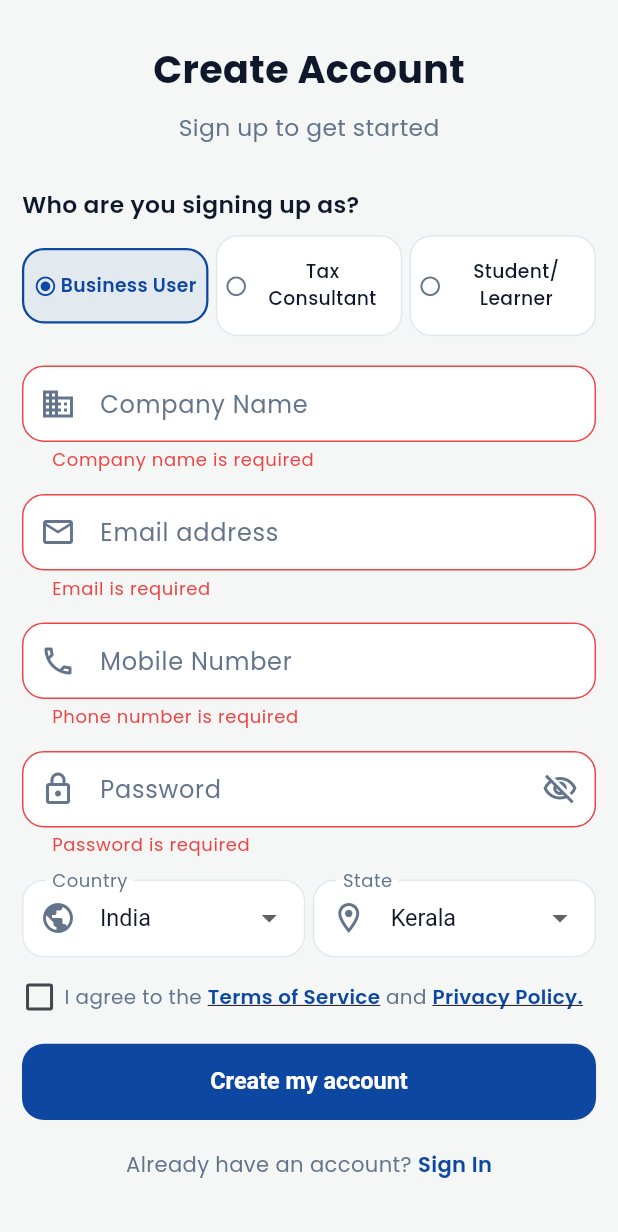
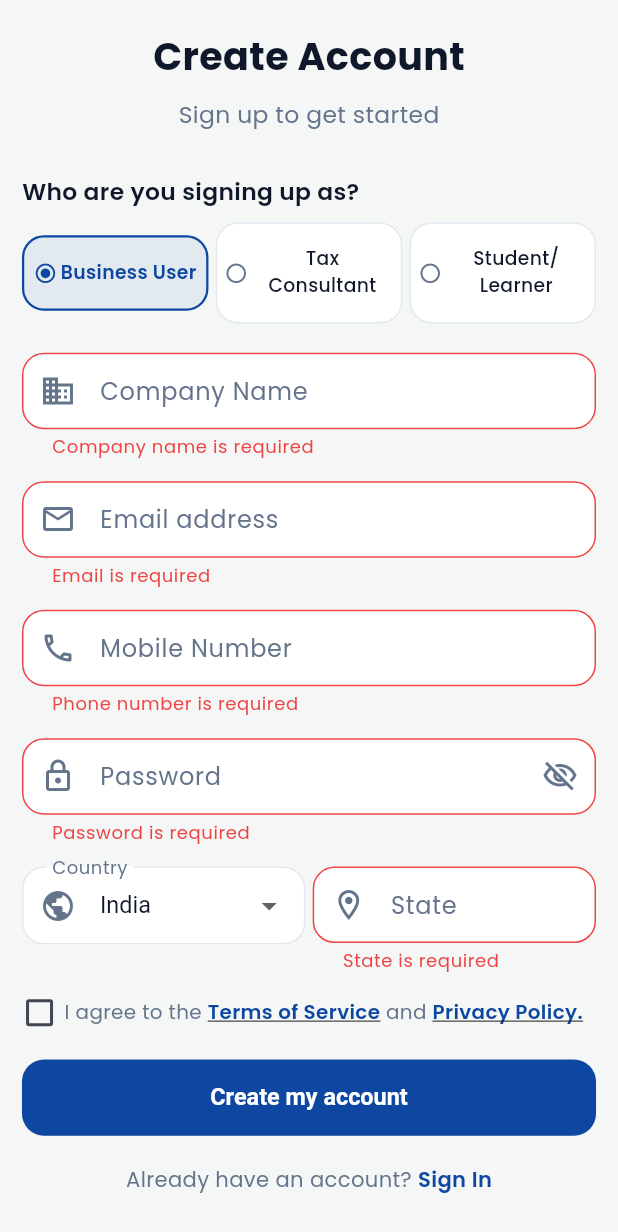
Before and after one commit to SirajulHQ/custom_books, a Flutter app: the SignupPage screen opened directly, after a tap on "Create my account", on a phone screen of 412 x 824 dp. Shown: the top 1232 px of the screen. Run offline on Flutter 3.47's test engine with Material 3 defaults, Android fonts, the phone set to English and light mode, and no system bars; our stand-ins replace file_picker, fl_chart, flutter_secure_storage, google_fonts, image_picker, shared_preferences and 2 more; accounts and stored records are empty; network calls fail.

Commit message:
feat(auth): dynamic state selection via API for all countries in signup flow

```diff
--- /dev/null
+++ b/lib/features/auth/controllers/states_controller.dart
@@ -0,0 +1,84 @@
+import 'package:custom_books/core/utils/app_logger.dart';
+import 'package:flutter/material.dart';
+
+import '../viewmodels/states_viewmodel.dart';
+
+/// Loads and holds the list of states for a selected country.
+///
+/// Countries the backend knows about return a list of states shown in a
+/// dropdown. Countries without a state list (`success: false`) fall back to
+/// free-form text entry, signalled by [supportsStates] being false.
+class StatesController extends ChangeNotifier {
+  final StatesViewModel _viewmodel = StatesViewModel();
+
+  bool _isLoading = false;
+  bool get isLoading => _isLoading;
+
+  List<String> _states = const [];
+  List<String> get states => _states;
+
+  /// The ISO-2 country code the current [states] belong to.
+  String? _loadedCountry;
+  String? get loadedCountry => _loadedCountry;
+
+  /// True once a lookup has completed and the backend returned a state list.
+  /// False means the country has no predefined states (use free-form entry).
+  bool _supportsStates = false;
+  bool get supportsStates => _supportsStates;
+
+  /// Human-readable reason the last lookup failed (null on success).
+  String? _errorMessage;
+  String? get errorMessage => _errorMessage;
+
+  /// Guards against a stale response overwriting a newer one when the user
+  /// switches countries quickly.
+  int _requestId = 0;
+
+  /// Fetches states for [country]. Skips the network call when the requested
+  /// country's states are already loaded.
+  Future<void> loadStates(String country) async {
+    final normalized = country.trim().toLowerCase();
+    if (_loadedCountry == normalized && (_states.isNotEmpty || _supportsStates)) {
+      return;
+    }
+
+    final int requestId = ++_requestId;
+    _isLoading = true;
+    _errorMessage = null;
+    notifyListeners();
+
+    final response = await _viewmodel.fetchStates(country: normalized);
+
+    // A newer request started while this one was in flight — discard it.
+    if (requestId != _requestId) return;
+
+    if (response == null) {
+      _states = const [];
+      _supportsStates = false;
+      _loadedCountry = normalized;
+      _errorMessage =
+          'Could not load states. Check your connection and try again.';
+      appLog('⚠️ States load failed (network)', name: 'StatesController');
+    } else if (response['success'] == true) {
+      final data = response['data'];
+      final rawStates = (data is Map) ? data['states'] : null;
+      _states = (rawStates is List)
+          ? rawStates.map((e) => e.toString()).toList()
+          : const [];
+      _supportsStates = _states.isNotEmpty;
+      _loadedCountry = normalized;
+    } else {
+      // e.g. "Unsupported country." — no predefined list, use free-form entry.
+      _states = const [];
+      _supportsStates = false;
+      _loadedCountry = normalized;
+      appLog(
+        'ℹ️ No state list for "$normalized": ${response['message']}',
+        name: 'StatesController',
+      );
+    }
+
+    _isLoading = false;
+    notifyListeners();
+  }
+}
--- /dev/null
+++ b/lib/features/auth/viewmodels/states_viewmodel.dart
@@ -0,0 +1,54 @@
+import 'dart:convert';
+
+import 'package:custom_books/core/secrets/api_secrets.dart';
+import 'package:custom_books/core/utils/app_logger.dart';
+import 'package:http/http.dart' as http;
+
+class StatesViewModel {
+  final String baseUrl = ApiSecrets.baseUrl;
+
+  /// Fetches the list of states for the given ISO-2 [country] code.
+  ///
+  /// The API responds with:
+  /// `{ "success": true, "message": "Success",
+  ///    "data": { "country": "US", "country_name": "...",
+  ///              "phone_country_code": "+1", "states": [...] } }`
+  /// on success, and `{ "success": false, "message": "Unsupported country." }`
+  /// for countries without a state list.
+  ///
+  /// Returns the parsed body regardless of status so the caller can read the
+  /// `success` flag and `data.states`. Returns null on a network/parse error.
+  Future<Map<String, dynamic>?> fetchStates({required String country}) async {
+    final url = Uri.parse(
+      '$baseUrl/api/accounts/states/',
+    ).replace(queryParameters: {'country': country});
+
+    try {
+      appLog('➡️ States request: $url', name: 'StatesViewModel');
+
+      final response = await http.get(
+        url,
+        headers: {'Content-Type': 'application/json'},
+      );
+
+      appLog(
+        '📦 States response (${response.statusCode}): ${response.body}',
+        name: 'StatesViewModel',
+      );
+
+      final Map<String, dynamic> resp = response.body.isNotEmpty
+          ? jsonDecode(response.body) as Map<String, dynamic>
+          : <String, dynamic>{};
+
+      return resp;
+    } catch (e, stackTrace) {
+      appLog(
+        '❌ States request error: $e',
+        name: 'StatesViewModel',
+        error: e,
+        stackTrace: stackTrace,
+      );
+      return null;
+    }
+  }
+}
--- a/lib/features/auth/views/signup_page.dart
+++ b/lib/features/auth/views/signup_page.dart
@@ -4,6 +4,7 @@ import 'package:custom_books/core/utils/dimensions.dart';
 import 'package:custom_books/core/utils/form_validators.dart';
 import 'package:custom_books/core/utils/toastification_helper.dart';
 import 'package:custom_books/features/auth/controllers/signup_controller.dart';
+import 'package:custom_books/features/auth/controllers/states_controller.dart';
 import 'package:custom_books/features/auth/views/login_page.dart';
 import 'package:flutter/material.dart';
 
@@ -62,57 +63,29 @@ class _SignupPageState extends State<SignupPage> {
       .phoneCode;
 
   // ─── state ───────────────────────────────────────────────────
-  // Only India has a defined state list; other countries use a free-form
-  // state entry instead of a dropdown.
-  static const List<String> _indiaStates = [
-    'Andhra Pradesh',
-    'Arunachal Pradesh',
-    'Assam',
-    'Bihar',
-    'Chhattisgarh',
-    'Goa',
-    'Gujarat',
-    'Haryana',
-    'Himachal Pradesh',
-    'Jharkhand',
-    'Karnataka',
-    'Kerala',
-    'Madhya Pradesh',
-    'Maharashtra',
-    'Manipur',
-    'Meghalaya',
-    'Mizoram',
-    'Nagaland',
-    'Odisha',
-    'Punjab',
-    'Rajasthan',
-    'Sikkim',
-    'Tamil Nadu',
-    'Telangana',
-    'Tripura',
-    'Uttar Pradesh',
-    'Uttarakhand',
-    'West Bengal',
-    'Andaman and Nicobar Islands',
-    'Chandigarh',
-    'Dadra and Nagar Haveli and Daman and Diu',
-    'Delhi',
-    'Jammu and Kashmir',
-    'Ladakh',
-    'Lakshadweep',
-    'Puducherry',
-  ];
-  String? _state = 'Kerala';
+  // States are fetched from the API for the selected country. Countries the
+  // backend has a list for show a dropdown; others fall back to free-form
+  // text entry.
+  final _statesController = StatesController();
+  String? _state;
   final _stateController = TextEditingController();
-
-  bool get _isIndia => _country == 'IN';
 
   bool _obscurePassword = true;
   bool _termsAccepted = false;
 
   @override
+  void initState() {
+    super.initState();
+    _statesController.addListener(_onStatesChanged);
+    // Load states for the initial country selection.
+    _statesController.loadStates(_country);
+  }
+
+  @override
   void dispose() {
     _signupController.dispose();
+    _statesController.removeListener(_onStatesChanged);
+    _statesController.dispose();
     _companyNameController.dispose();
     _emailController.dispose();
     _phoneController.dispose();
@@ -121,20 +94,32 @@ class _SignupPageState extends State<SignupPage> {
     super.dispose();
   }
 
-  /// Keeps country + state in sync. India uses the dropdown value; other
-  /// countries use the free-form text field.
-  String get _resolvedState =>
-      _isIndia ? (_state ?? '') : _stateController.text.trim();
+  /// Drops the selected state when it isn't part of the freshly-loaded list,
+  /// so a stale value can't be submitted for the wrong country.
+  void _onStatesChanged() {
+    if (!mounted) return;
+    setState(() {
+      if (_state != null && !_statesController.states.contains(_state)) {
+        _state = null;
+      }
+    });
+  }
+
+  /// Keeps country + state in sync. When the backend provides a state list we
+  /// use the dropdown value; otherwise we use the free-form text field.
+  String get _resolvedState => _statesController.supportsStates
+      ? (_state ?? '')
+      : _stateController.text.trim();
 
   void _onCountryChanged(String? code) {
     setState(() {
       _country = code ?? 'IN';
-      // Reset state when switching to/from India so a stale value can't be
-      // sent for the wrong country.
-      if (_isIndia) {
-        _state = _indiaStates.contains(_state) ? _state : null;
-      }
+      // Reset both inputs so a value from the previous country can't leak into
+      // the new one before its states load.
+      _state = null;
+      _stateController.clear();
     });
+    _statesController.loadStates(_country);
   }
 
   Future<void> _signup() async {
@@ -160,7 +145,7 @@ class _SignupPageState extends State<SignupPage> {
       '   Phone: $_phoneCountryCode ${_phoneController.text.trim()}',
       name: 'SignupPage',
     );
-    appLog('   Country: $_country, State: $_state', name: 'SignupPage');
+    appLog('   Country: $_country, State: $_resolvedState', name: 'SignupPage');
 
     final success = await _signupController.register(
       userType: _userType,
@@ -405,54 +390,13 @@ class _SignupPageState extends State<SignupPage> {
                       ),
                       SizedBox(width: Dimensions.width10),
                       Expanded(
-                        // India → dropdown of states; other countries →
-                        // free-form entry since no fixed state list applies.
-                        child: _isIndia
-                            ? DropdownButtonFormField<String>(
-                                initialValue: _state,
-                                isExpanded: true,
-                                style: TextStyle(
-                                  color: context.colors.textPrimary,
-                                  fontSize: Dimensions.font16,
-                                ),
-                                dropdownColor: context.colors.card,
-                                decoration: _inputDecoration(
-                                  context,
-                                  label: 'State',
-                                  icon: Icons.location_on_outlined,
-                                ),
-                                validator: (v) => (v == null || v.isEmpty)
-                                    ? 'Select a state'
-                                    : null,
-                                items: [
-                                  for (final s in _indiaStates)
-                                    DropdownMenuItem(
-                                      value: s,
-                                      child: Text(
-                                        s,
-                                        overflow: TextOverflow.ellipsis,
-                                      ),
-                                    ),
-                                ],
-                                onChanged: (v) => setState(() => _state = v),
-                              )
-                            : TextFormField(
-                                controller: _stateController,
-                                textCapitalization: TextCapitalization.words,
-                                validator: (v) =>
-                                    (v == null || v.trim().isEmpty)
-                                    ? 'State is required'
-                                    : null,
-                                style: TextStyle(
-                                  color: context.colors.textPrimary,
-                                  fontSize: Dimensions.font16,
-                                ),
-                                decoration: _inputDecoration(
-                                  context,
-                                  label: 'State',
-                                  icon: Icons.location_on_outlined,
-                                ),
-                              ),
+                        // Rebuilds as states load for the selected country.
+                        // Supported countries → dropdown from the API list;
+                        // others → free-form entry.
+                        child: ListenableBuilder(
+                          listenable: _statesController,
+                          builder: (context, _) => _buildStateField(context),
+                        ),
                       ),
                     ],
                   ),
@@ -598,6 +542,82 @@ class _SignupPageState extends State<SignupPage> {
     );
   }
 
+  /// Builds the State input based on the current [StatesController] state:
+  /// a loading indicator while fetching, a dropdown when the API returns a
+  /// state list, or a free-form text field when the country has no list.
+  Widget _buildStateField(BuildContext context) {
+    if (_statesController.isLoading) {
+      return InputDecorator(
+        decoration: _inputDecoration(
+          context,
+          label: 'State',
+          icon: Icons.location_on_outlined,
+        ),
+        child: Row(
+          children: [
+            SizedBox(
+              width: Dimensions.iconSize16,
+              height: Dimensions.iconSize16,
+              child: const CircularProgressIndicator(strokeWidth: 2),
+            ),
+            SizedBox(width: Dimensions.width10),
+            Text(
+              'Loading…',
+              style: TextStyle(
+                color: context.colors.textSecondary,
+                fontSize: Dimensions.font16,
+              ),
+            ),
+          ],
+        ),
+      );
+    }
+
+    if (_statesController.supportsStates) {
+      final states = _statesController.states;
+      return DropdownButtonFormField<String>(
+        initialValue: states.contains(_state) ? _state : null,
+        isExpanded: true,
+        style: TextStyle(
+          color: context.colors.textPrimary,
+          fontSize: Dimensions.font16,
+        ),
+        dropdownColor: context.colors.card,
+        decoration: _inputDecoration(
+          context,
+          label: 'State',
+          icon: Icons.location_on_outlined,
+        ),
+        validator: (v) => (v == null || v.isEmpty) ? 'Select a state' : null,
+        items: [
+          for (final s in states)
+            DropdownMenuItem(
+              value: s,
+              child: Text(s, overflow: TextOverflow.ellipsis),
+            ),
+        ],
+        onChanged: (v) => setState(() => _state = v),
+      );
+    }
+
+    // No predefined list for this country — accept free-form entry.
+    return TextFormField(
+      controller: _stateController,
+      textCapitalization: TextCapitalization.words,
+      validator: (v) =>
+          (v == null || v.trim().isEmpty) ? 'State is required' : null,
+      style: TextStyle(
+        color: context.colors.textPrimary,
+        fontSize: Dimensions.font16,
+      ),
+      decoration: _inputDecoration(
+        context,
+        label: 'State',
+        icon: Icons.location_on_outlined,
+      ),
+    );
+  }
+
   InputDecoration _inputDecoration(
     BuildContext context, {
     required String label,
```
